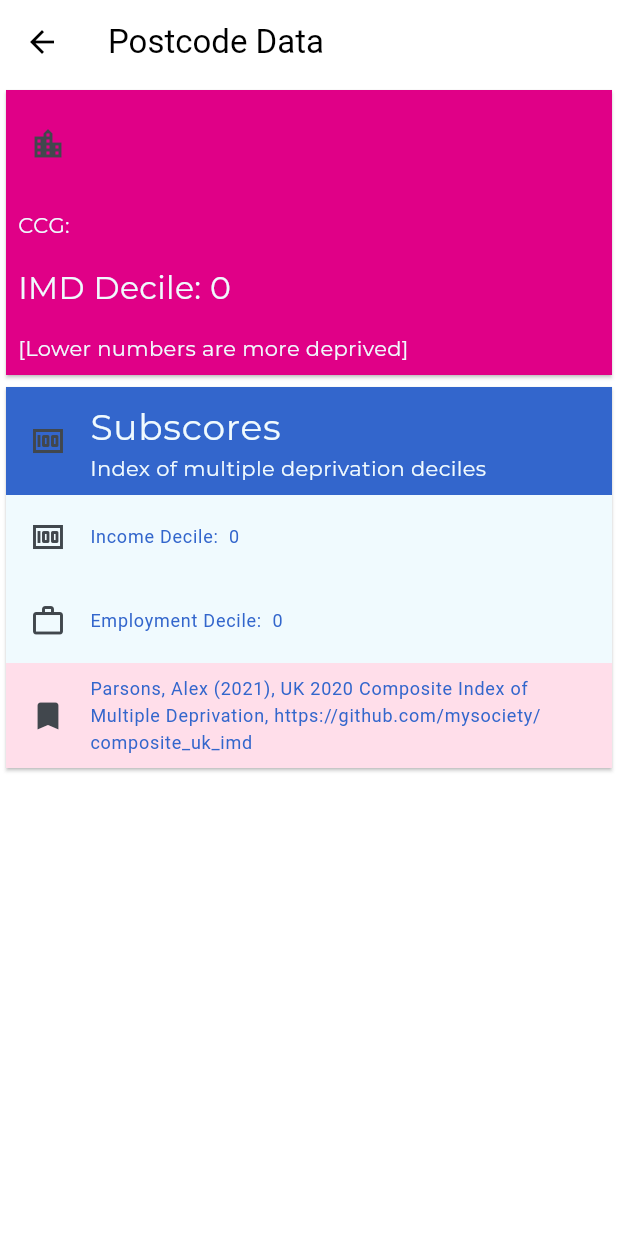
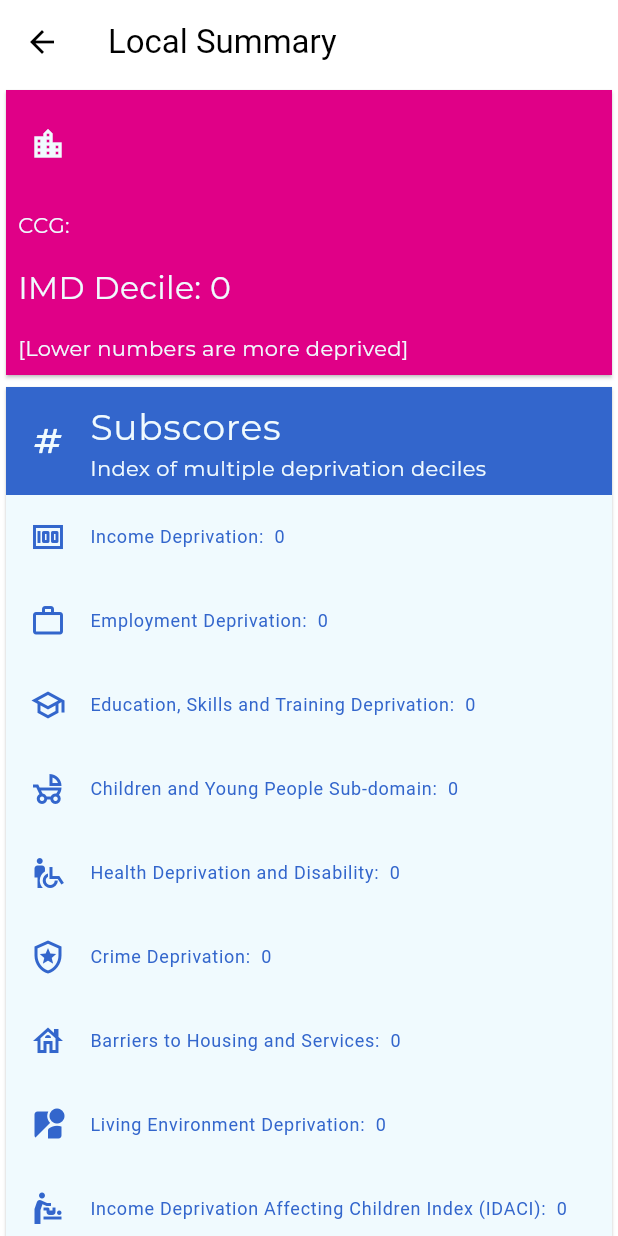
Before and after one commit to rcpch/rcpch-wham, a Flutter app: the SDOHResultsRoute screen opened directly with empty values, on a phone screen of 412 x 824 dp. Run offline on Flutter 3.47's test engine with Material 3 defaults, Android fonts, the phone set to English and light mode, and no system bars; our stand-ins replace flutter_dotenv, get; project files that could hold a hidden picture were left out.

Commit message:
ListTiles now created from list, click event raises bottom drawer modal with subscore details

```diff
--- /dev/null
+++ b/lib/classes/imd_info_class.dart
@@ -0,0 +1,74 @@
+import 'package:flutter/material.dart';
+
+class ImdSubscoreInfo {
+  final IconData icon; // The icon for the ListTile
+  final String title; // The title for the ListTile
+  final String dataKey; // The key to access the data in ImdResponse (e.g., 'incomeDecile')
+  final String detailTitle; // The title for the modal
+  final String detailText; // The text content for the modal
+
+  ImdSubscoreInfo({
+    required this.icon,
+    required this.title,
+    required this.dataKey,
+    required this.detailTitle,
+    required this.detailText,
+  });
+}
+
+// Widget for the detail content in the modal bottom sheet
+class ImdSubscoreDetail extends StatelessWidget {
+  const ImdSubscoreDetail({
+    Key? key,
+    required this.title,
+    required this.detailText,
+  }) : super(key: key);
+
+  final String title;
+  final String detailText;
+
+  @override
+  Widget build(BuildContext context) {
+    return Container(
+      padding: const EdgeInsets.all(16.0),
+      child: Column(
+        mainAxisSize: MainAxisSize.min,
+        crossAxisAlignment: CrossAxisAlignment.start,
+        children: [
+          Text(
+            title,
+            style: const TextStyle(
+              fontSize: 18,
+              fontWeight: FontWeight.bold,
+              fontFamily: 'Montserrat',
+            ),
+          ),
+          const SizedBox(height: 10),
+          Expanded(
+            child: SingleChildScrollView( // Allow scrolling within the bottom sheet if text is long
+              child: Text(
+                "$detailText Note that the lower the score, the higher the level of deprivation.",
+                style: const TextStyle(fontSize: 14, fontFamily: 'Montserrat'),
+              ),
+            ),
+          ),
+          const Text(
+            "Source: English indices of deprivation 2019, Ministry of Housing, Communities & Local Government",
+            style: const TextStyle(
+              fontSize: 12,
+              fontStyle: FontStyle.italic,
+              fontFamily: 'Montserrat',
+            ),
+          ),
+          Align(
+            alignment: Alignment.bottomRight,
+            child: TextButton(
+              onPressed: () => Navigator.pop(context),
+              child: const Text('Close'),
+            ),
+          ),
+        ],
+      ),
+    );
+  }
+}
--- a/lib/pages/sdoh_results_route.dart
+++ b/lib/pages/sdoh_results_route.dart
@@ -4,11 +4,14 @@ import 'package:flutter/cupertino.dart';
 import '../network/imdresponse.dart';
 import '../network/postcodesResponse.dart';
 
+// widgets
+import '../classes/imd_info_class.dart';
+
 // Theming
 import '../themes/colours.dart';
 
 class SDOHResultsRoute extends StatelessWidget {
-  const SDOHResultsRoute({
+  SDOHResultsRoute({
     Key? key,
     required this.postcodeData,
     required this.imdData,
@@ -17,11 +20,89 @@ class SDOHResultsRoute extends StatelessWidget {
   final PostcodeData postcodeData;
   final ImdResponse imdData;
 
+  final List<ImdSubscoreInfo> imdSubscores = [
+    ImdSubscoreInfo(
+      icon: Icons.money_outlined,
+      title: 'Income Deprivation',
+      dataKey: 'income_decile', // <-- Changed to snake_case
+      detailTitle: 'Income Deprivation Explained',
+      detailText: 'Income Deprivation measures the proportion of people experiencing deprivation relating to low income...',
+    ),
+    ImdSubscoreInfo(
+      icon: Icons.work_outline,
+      title: 'Employment Deprivation',
+      dataKey: 'employment_decile', // <-- Changed to snake_case
+      detailTitle: 'Employment Deprivation Explained',
+      detailText: 'Employment Deprivation measures the proportion of working-age people who are unemployed or not in education, employment, or training...',
+    ),
+    ImdSubscoreInfo(
+      icon: Icons.school_outlined,
+      title: 'Education, Skills and Training Deprivation',
+      dataKey: 'education_skills_training_decile', // <-- Changed to snake_case
+      detailTitle: 'Education, Skills and Training Deprivation Explained',
+      detailText: 'Education, Skills and Training Deprivation measures the lack of attainment and skills in the local population...',
+    ),
+    ImdSubscoreInfo(
+      icon: Icons.child_friendly_outlined,
+      title: 'Children and Young People Sub-domain',
+      dataKey: 'children_young_people_sub_domain_decile', // <-- Changed to snake_case
+      detailTitle: 'Children and Young People Sub-domain Explained',
+      detailText: 'This sub-domain measures deprivation affecting children and young people, including aspects like educational access and early years development...',
+    ),
+    ImdSubscoreInfo(
+      icon: Icons.wheelchair_pickup_outlined,
+      title: 'Health Deprivation and Disability',
+      dataKey: 'health_deprivation_disability_decile', // <-- Changed to snake_case
+      detailTitle: 'Health Deprivation and Disability Explained',
+      detailText: 'Health Deprivation and Disability measures premature death and the impairment of quality of life through poor health...',
+    ),
+    ImdSubscoreInfo(
+      icon: Icons.local_police_outlined,
+      title: 'Crime Deprivation',
+      dataKey: 'crime_decile', // <-- Changed to snake_case
+      detailTitle: 'Crime Deprivation Explained',
+      detailText: 'Crime Deprivation measures the risk of personal and material victimisation...',
+    ),
+    ImdSubscoreInfo(
+      icon: Icons.house_outlined,
+      title: 'Barriers to Housing and Services',
+      dataKey: 'barriers_to_housing_services_decile', // <-- Changed to snake_case
+      detailTitle: 'Barriers to Housing and Services Explained',
+      detailText: 'Barriers to Housing and Services measures the physical and affordability barriers to housing, and access to services such as post offices and supermarkets...',
+    ),
+    ImdSubscoreInfo(
+      icon: Icons.streetview,
+      title: 'Living Environment Deprivation',
+      dataKey: 'living_environment_decile', // <-- Changed to snake_case
+      detailTitle: 'Living Environment Deprivation Explained',
+      detailText: 'Living Environment Deprivation measures the quality of the local environment, including aspects like housing in poor condition and air pollution...',
+    ),
+    ImdSubscoreInfo(
+      icon: Icons.baby_changing_station,
+      title: 'Income Deprivation Affecting Children Index (IDACI)',
+      dataKey: 'idaci_decile', // <-- Changed to snake_case
+      detailTitle: 'Income Deprivation Affecting Children Index (IDACI) Explained',
+      detailText: 'IDACI is a sub-domain of the Income Deprivation Domain, measuring the proportion of children aged 0-15 living in income-deprived households...',
+    ),
+  ];
+
+  dynamic _getImdDataValue(ImdResponse imdData, String key) {
+    try {
+      // This assumes your ImdResponse has a toJson method that returns a Map
+      final mapData = imdData.toJson();
+      return mapData[key];
+    } catch (e) {
+      // Handle cases where the key doesn't exist or toJson is not available
+      print('Error accessing IMD data for key $key: $e');
+      return null; // Return null if the key is not found or an error occurs
+    }
+  }
+
   @override
   Widget build(BuildContext context) {
     return Scaffold(
       appBar: AppBar(
-        title: const Text('Postcode Data'),
+        title: const Text('Local Summary'),
       ),
       body: SingleChildScrollView( // Use SingleChildScrollView to prevent overflow
         child: Column(
@@ -37,7 +118,7 @@ class SDOHResultsRoute extends StatelessWidget {
               child: Column(children: [
                 ListTile(
                   leading:
-                  const Icon(Icons.location_city_outlined),
+                  const Icon(Icons.location_city_outlined, color: primaryColourLight),
                   textColor: primaryColourLight,
                   title: Text(
                     postcodeData.postcode ?? "N/A",
@@ -88,7 +169,7 @@ class SDOHResultsRoute extends StatelessWidget {
                 ),
               ]),
             ),
-            Card(
+            Card( // This Card will contain the list of subscores
                 clipBehavior: Clip.antiAlias,
                 shape: const ContinuousRectangleBorder(
                     borderRadius:
@@ -97,55 +178,68 @@ class SDOHResultsRoute extends StatelessWidget {
                 color: primaryColourDark,
                 child: Column(children: [
                   const ListTile(
-                    leading:
-                    Icon(Icons.money_outlined),
+                    leading: Icon(Icons.numbers, color: primaryColourLight),
                     textColor: primaryColourLight,
                     title: Text(
                       'Subscores',
                       textAlign: TextAlign.left,
-                      textScaler: const TextScaler.linear(1.5),
+                      textScaler: TextScaler.linear(1.5),
                       style: TextStyle(
-                          color: primaryColourLight,
-                          fontFamily: 'Montserrat'),
+                          color: primaryColourLight, fontFamily: 'Montserrat'),
                     ),
                     subtitle: Text(
                       'Index of multiple deprivation deciles',
                       textAlign: TextAlign.left,
                       style: TextStyle(
-                          color: primaryColourLight,
-                          fontFamily: 'Montserrat'),
+                          color: primaryColourLight, fontFamily: 'Montserrat'),
                     ),
 
                   ),
-                  ListTile(
-                    leading: const Icon(Icons.money_outlined),
+                  // Loop through the imdSubscores list to create ListTiles
+                  ...imdSubscores.map((subscoreInfo) {
+                    final dynamic dataValue = _getImdDataValue(imdData, subscoreInfo.dataKey);
+
+                    return ListTile(
+                      leading: Icon(subscoreInfo.icon, color: primaryColourDark),
                       textColor: primaryColourDark,
                       tileColor: primaryColourLight,
                       title: Text(
-                      'Income Decile:  ${imdData.incomeDecile ?? "N/A"}',
+                        '${subscoreInfo.title}:  ${dataValue ?? "N/A"}',
                         style: const TextStyle(fontSize: 12),
                       ),
-                  ),
-                  ListTile(
-                    leading: const Icon(Icons.work_outline),
-                    textColor: primaryColourDark,
-                    tileColor: primaryColourLight,
-                    title: Text(
-                      'Employment Decile:  ${imdData.employmentDecile ?? "N/A"}',
-                      style: const TextStyle(fontSize: 12),
+                      onTap: () {
+                        // Show the modal bottom sheet when the ListTile is tapped
+                        showModalBottomSheet(
+                          context: context,
+                          backgroundColor: primaryColourLight,
+                          shape: const RoundedRectangleBorder(
+                            borderRadius: BorderRadius.vertical(
+                              top: Radius.circular(20),
                             ),
                           ),
+                          clipBehavior: Clip.antiAlias,
+                          // isScrollControlled: true, // Optional: makes the bottom sheet fill more of the screen
+                          builder: (BuildContext context) {
+                            return ImdSubscoreDetail(
+                              title: subscoreInfo.detailTitle,
+                              detailText: subscoreInfo.detailText,
+                            );
+                          },
+                        );
+                      },
+                    );
+                  }).toList(), // Convert the map result back to a List of Widgets
                   const ListTile(
-                    leading: Icon(Icons.bookmark),
-                    textColor: primaryColourDark,
+                    leading: Icon(Icons.bookmark, color: secondaryColour),
+                    textColor: secondaryColour,
                     tileColor: secondaryColourLight,
                     title: Text(
-                      'Parsons, Alex (2021), UK 2020 Composite Index of Multiple Deprivation, https://github.com/mysociety/composite_uk_imd',
+                      "Source: English indices of deprivation 2019, Ministry of Housing, Communities & Local Government",
                       style: TextStyle(fontSize: 12),
                     ),
                   ),
                 ])
-            )
+            ),
           ],
         ),
       ),
```
Lines whose indentation alone changed are shown as unchanged.
